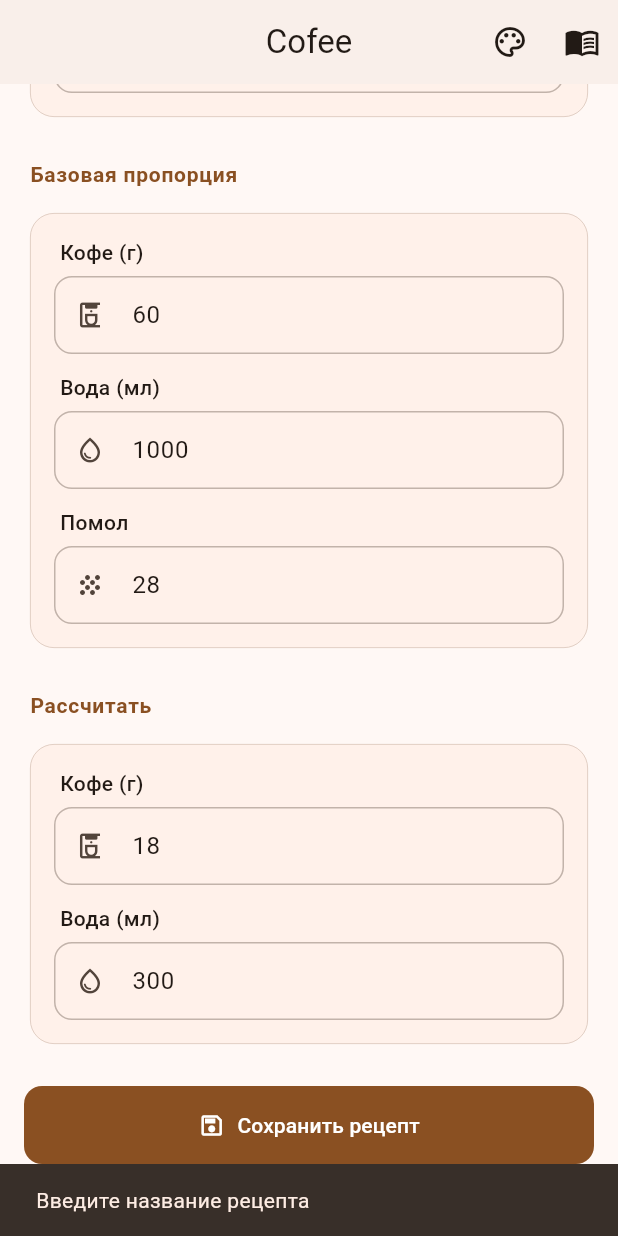
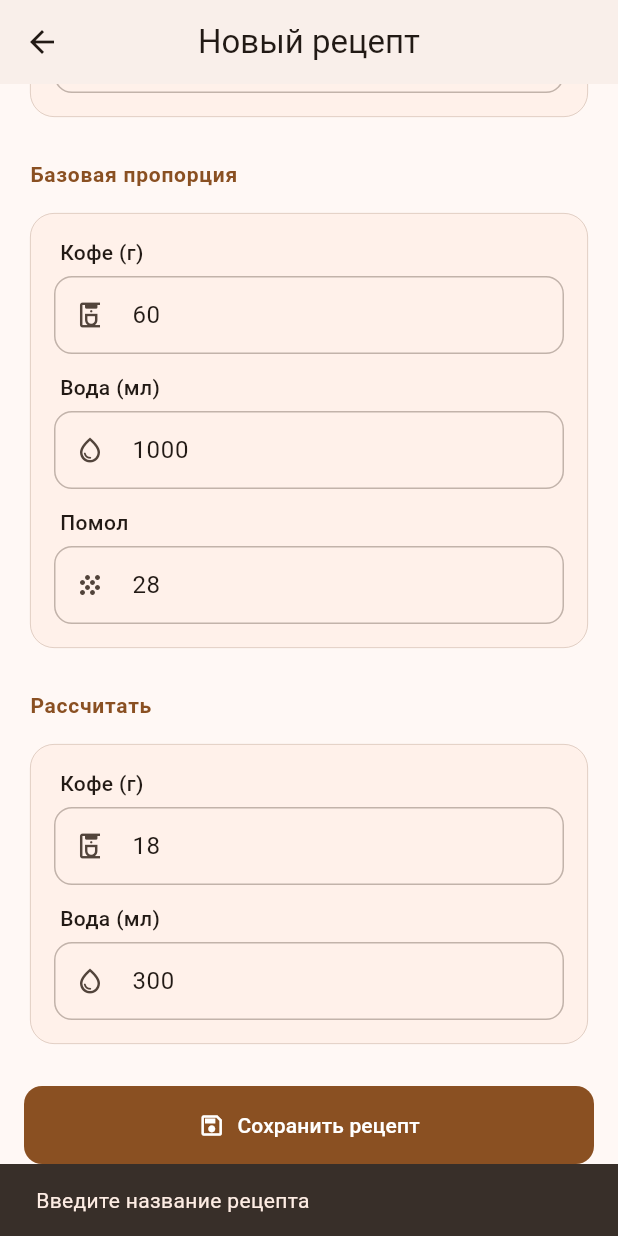
Before and after one commit to dmtsol/cofee, a Flutter app: the HomeScreen screen opened directly, scrolled down 114 dp, after a tap on "Сохранить рецепт", on a phone screen of 412 x 824 dp. Run offline on Flutter 3.47's test engine with Material 3 defaults, Android fonts, the phone set to English and light mode, and no system bars; our stand-ins replace shared_preferences; accounts and stored records are empty.

Commit message:
Restructure: recipes as main screen, add/edit modes, FAB

```diff
--- a/lib/app.dart
+++ b/lib/app.dart
@@ -1,7 +1,7 @@
 import 'package:flutter/material.dart';
 import 'package:provider/provider.dart';
 import 'providers/theme_provider.dart';
-import 'screens/home_screen.dart';
+import 'screens/recipes_screen.dart';
 
 class CoffeeApp extends StatelessWidget {
   const CoffeeApp({super.key});
@@ -16,7 +16,7 @@ class CoffeeApp extends StatelessWidget {
       themeMode: themeProvider.themeMode,
       theme: _buildLightTheme(),
       darkTheme: _buildDarkTheme(),
-      home: const HomeScreen(),
+      home: const RecipesScreen(),
     );
   }
 
--- a/lib/providers/recipe_provider.dart
+++ b/lib/providers/recipe_provider.dart
@@ -23,6 +23,11 @@ class RecipeProvider extends ChangeNotifier {
     await loadRecipes();
   }
 
+  Future<void> updateRecipe(CoffeeCalculation recipe) async {
+    await _storage.update(recipe);
+    await loadRecipes();
+  }
+
   Future<void> deleteRecipe(int id) async {
     await _storage.delete(id);
     await loadRecipes();
--- a/lib/screens/home_screen.dart
+++ b/lib/screens/home_screen.dart
@@ -2,11 +2,11 @@ import 'package:flutter/material.dart';
 import 'package:provider/provider.dart';
 import '../models/coffee_calculation.dart';
 import '../providers/recipe_provider.dart';
-import '../providers/theme_provider.dart';
-import 'recipes_screen.dart';
 
 class HomeScreen extends StatefulWidget {
-  const HomeScreen({super.key});
+  final CoffeeCalculation? recipe;
+
+  const HomeScreen({super.key, this.recipe});
 
   @override
   State<HomeScreen> createState() => _HomeScreenState();
@@ -21,19 +21,31 @@ class _HomeScreenState extends State<HomeScreen> {
   final _waterController = TextEditingController();
 
   double _ratio = 0;
+  bool _isLoading = false;
+
+  bool get _isEditing => widget.recipe != null;
 
   @override
   void initState() {
     super.initState();
+    if (_isEditing) {
+      final r = widget.recipe!;
+      _nameController.text = r.name;
+      _grindController.text = r.grindSize.toString();
+      _baseCoffeeController.text = _formatValue(r.baseCoffee);
+      _baseWaterController.text = _formatValue(r.baseWater);
+      _coffeeController.text = _formatValue(r.coffeeGrams);
+      _waterController.text = _formatValue(r.waterMl);
+    } else {
       _baseCoffeeController.text = '60';
       _baseWaterController.text = '1000';
       _grindController.text = '28';
       _waterController.text = '300';
+    }
     _updateRatio();
+    if (!_isEditing) {
       _coffeeController.text = _formatValue(300 * _ratio);
-    WidgetsBinding.instance.addPostFrameCallback((_) {
-      context.read<RecipeProvider>().loadRecipes();
-    });
+    }
   }
 
   @override
@@ -125,6 +137,20 @@ class _HomeScreenState extends State<HomeScreen> {
       return;
     }
 
+    setState(() => _isLoading = true);
+
+    try {
+      if (_isEditing) {
+        final updated = widget.recipe!.copyWith(
+          name: name,
+          grindSize: grind,
+          baseCoffee: baseCoffee,
+          baseWater: baseWater,
+          coffeeGrams: coffee,
+          waterMl: water,
+        );
+        await context.read<RecipeProvider>().updateRecipe(updated);
+      } else {
         final calc = CoffeeCalculation(
           name: name,
           grindSize: grind,
@@ -134,15 +160,15 @@ class _HomeScreenState extends State<HomeScreen> {
           waterMl: water,
           createdAt: DateTime.now(),
         );
-
-    try {
         await context.read<RecipeProvider>().saveRecipe(calc);
+      }
       if (mounted) {
-        _showSnackBar('Рецепт сохранён');
+        Navigator.pop(context, true);
       }
     } catch (e) {
       if (mounted) {
         _showSnackBar('Ошибка: $e');
+        setState(() => _isLoading = false);
       }
     }
   }
@@ -153,78 +179,6 @@ class _HomeScreenState extends State<HomeScreen> {
     );
   }
 
-  void _openRecipes() async {
-    final result = await Navigator.push<CoffeeCalculation>(
-      context,
-      MaterialPageRoute(builder: (_) => const RecipesScreen()),
-    );
-    if (result != null && mounted) {
-      _loadRecipe(result);
-    }
-  }
-
-  void _loadRecipe(CoffeeCalculation recipe) {
-    setState(() {
-      _nameController.text = recipe.name;
-      _grindController.text = recipe.grindSize.toString();
-      _baseCoffeeController.text = _formatValue(recipe.baseCoffee);
-      _baseWaterController.text = _formatValue(recipe.baseWater);
-      _coffeeController.text = _formatValue(recipe.coffeeGrams);
-      _waterController.text = _formatValue(recipe.waterMl);
-      _updateRatio();
-    });
-  }
-
-  void _showThemeDialog() {
-    final themeProvider = context.read<ThemeProvider>();
-    ThemeMode currentMode = themeProvider.themeMode;
-
-    showDialog(
-      context: context,
-      builder: (ctx) {
-        return StatefulBuilder(
-          builder: (context, setDialogState) {
-            return AlertDialog(
-              title: const Text('Тема оформления'),
-              content: RadioGroup<ThemeMode>(
-                groupValue: currentMode,
-                onChanged: (value) {
-                  setDialogState(() => currentMode = value!);
-                },
-                child: Column(
-                  mainAxisSize: MainAxisSize.min,
-                  children: [
-                    RadioListTile<ThemeMode>(
-                      title: const Text('Как в системе'),
-                      value: ThemeMode.system,
-                    ),
-                    RadioListTile<ThemeMode>(
-                      title: const Text('Светлая'),
-                      value: ThemeMode.light,
-                    ),
-                    RadioListTile<ThemeMode>(
-                      title: const Text('Тёмная'),
-                      value: ThemeMode.dark,
-                    ),
-                  ],
-                ),
-              ),
-              actions: [
-                TextButton(
-                  onPressed: () {
-                    themeProvider.setThemeMode(currentMode);
-                    Navigator.pop(ctx);
-                  },
-                  child: const Text('Применить'),
-                ),
-              ],
-            );
-          },
-        );
-      },
-    );
-  }
-
   @override
   Widget build(BuildContext context) {
     final theme = Theme.of(context);
@@ -232,20 +186,8 @@ class _HomeScreenState extends State<HomeScreen> {
 
     return Scaffold(
       appBar: AppBar(
-        title: const Text('Cofee'),
+        title: Text(_isEditing ? 'Редактировать рецепт' : 'Новый рецепт'),
         centerTitle: true,
-        actions: [
-          IconButton(
-            icon: const Icon(Icons.palette_outlined),
-            onPressed: _showThemeDialog,
-            tooltip: 'Тема оформления',
-          ),
-          IconButton(
-            icon: const Icon(Icons.menu_book_outlined),
-            onPressed: _openRecipes,
-            tooltip: 'Рецепты',
-          ),
-        ],
       ),
       body: SingleChildScrollView(
         padding: const EdgeInsets.all(16),
@@ -339,9 +281,18 @@ class _HomeScreenState extends State<HomeScreen> {
             ),
             const SizedBox(height: 24),
             FilledButton.icon(
-              onPressed: _saveRecipe,
-              icon: const Icon(Icons.save_outlined),
-              label: const Text('Сохранить рецепт'),
+              onPressed: _isLoading ? null : _saveRecipe,
+              icon: _isLoading
+                  ? SizedBox(
+                      width: 20,
+                      height: 20,
+                      child: CircularProgressIndicator(
+                        strokeWidth: 2,
+                        color: colorScheme.onPrimary,
+                      ),
+                    )
+                  : const Icon(Icons.save_outlined),
+              label: Text(_isEditing ? 'Сохранить изменения' : 'Сохранить рецепт'),
               style: FilledButton.styleFrom(
                 padding: const EdgeInsets.symmetric(vertical: 16),
                 shape: RoundedRectangleBorder(
```
Also changed, not shown: lib/screens/recipes_screen.dart (+97 -3 lines), lib/services/storage_service.dart (+9 -0 lines). Lines whose indentation alone changed are shown as unchanged.
